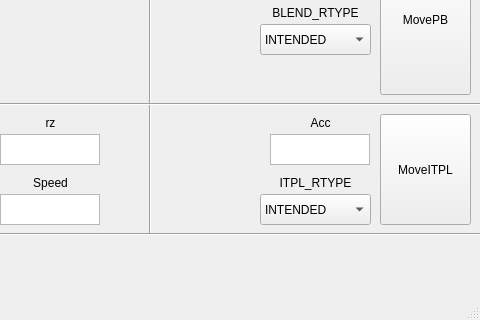
Above: rainbow_control/control.ui from als8921/gt3_ws before the change; both pictures show x 570 to 1050 and y 576 to 896 of the 1050 by 896 pixel window. Below: the same form after it.
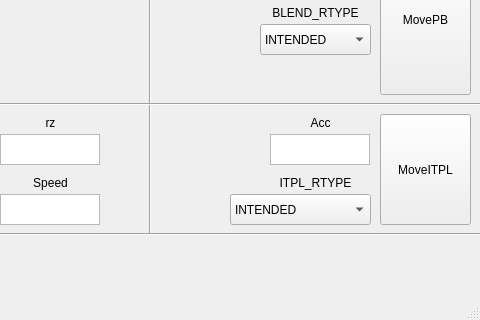
That is the form after the change.

Commit message: test : 테스트 모드 적용

Diff of the .ui file:
```diff
--- a/rainbow_control/control.ui
+++ b/rainbow_control/control.ui
@@ -1535,9 +1535,9 @@
    <widget class="QComboBox" name="moveITPL_RTYPE">
     <property name="geometry">
      <rect>
-      <x>830</x>
+      <x>800</x>
       <y>770</y>
-      <width>111</width>
+      <width>141</width>
       <height>31</height>
      </rect>
     </property>
```
Left out of the diff: 15 changed lines with no effect on the pictures. The commit also changes 2 other files.
